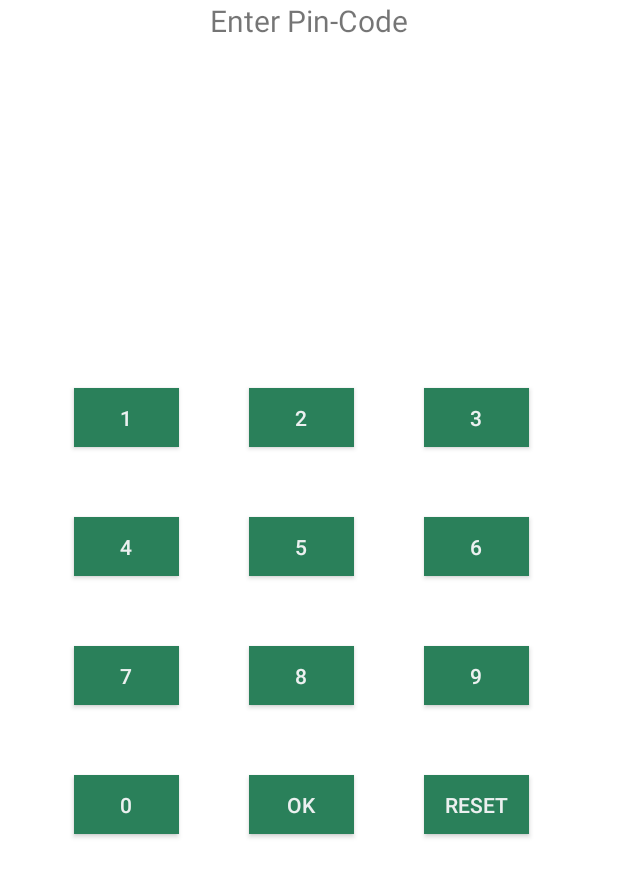
After one commit to sltn011/IU3-RPO2021, an Android app: the PinPadActivity screen opened directly, with no data from a screen before it, on a phone screen of 412 x 824 dp. The commit adds this screen. Shown: the top 877 px of the screen. Run offline under Robolectric (Android 15) with nearby library versions, the phone set to English and light mode, and no system bars; 2 statements that could not run were skipped.

Commit message:
Lab 3 files

```diff
--- a/fclient/project/app/build.gradle
+++ b/fclient/project/app/build.gradle
@@ -47,6 +47,7 @@ dependencies {
     implementation 'androidx.appcompat:appcompat:1.2.0'
     implementation 'com.google.android.material:material:1.3.0'
     implementation 'androidx.constraintlayout:constraintlayout:2.0.4'
+    implementation 'apache-codec:commons-codec:1.2'
     testImplementation 'junit:junit:4.+'
     androidTestImplementation 'androidx.test.ext:junit:1.1.2'
     androidTestImplementation 'androidx.test.espresso:espresso-core:3.3.0'
--- a/fclient/project/app/src/main/AndroidManifest.xml
+++ b/fclient/project/app/src/main/AndroidManifest.xml
@@ -16,6 +16,7 @@
                 <category android:name="android.intent.category.LAUNCHER" />
             </intent-filter>
         </activity>
+        <activity android:name=".PinPadActivity"/>
     </application>
 
 </manifest>
--- /dev/null
+++ b/fclient/project/app/src/main/java/ru/iu3/labs/fclient/PinPadActivity.java
@@ -0,0 +1,70 @@
+package ru.iu3.labs.fclient;
+
+import android.content.Intent;
+import android.os.Bundle;
+import android.view.View;
+import android.widget.Button;
+import android.widget.TextView;
+
+public class PinPadActivity extends android.app.Activity {
+    TextView textView;
+    String pin = "";
+
+    private static final int[] numeredButtonsIDs = {
+            R.id.btnKey0,
+            R.id.btnKey1,
+            R.id.btnKey2,
+            R.id.btnKey3,
+            R.id.btnKey4,
+            R.id.btnKey5,
+            R.id.btnKey6,
+            R.id.btnKey7,
+            R.id.btnKey8,
+            R.id.btnKey9,
+    };
+
+    @Override
+    protected void onCreate(Bundle savedInstance){
+        super.onCreate(savedInstance);
+        setContentView(R.layout.activity_pinpad);
+
+        textView = findViewById(R.id.txtPin);
+
+        shuffleKeys();
+
+        findViewById(R.id.btnKeyOK).setOnClickListener((View) -> {
+            Intent intent = new Intent();
+            intent.putExtra("pin", pin);
+            setResult(RESULT_OK, intent);
+            finish();
+        });
+
+        findViewById(R.id.btnKeyReset).setOnClickListener((View) -> {
+            pin = "";
+            textView.setText(pin);
+        });
+
+        for (int id : numeredButtonsIDs) {
+            findViewById(id).setOnClickListener((View v) -> {
+                String key = ((TextView)v).getText().toString();
+                int size = pin.length();
+                if (size < 4) {
+                    pin += key;
+                    textView.setText("****".substring(3-size));
+                }
+            });
+        }
+    }
+
+    protected void shuffleKeys(){
+        byte[] random = MainActivity.randomBytes(numeredButtonsIDs.length);
+        for (int i = 0; i < random.length; ++i) {
+            int idx = (random[i] & 0xFF) % 10;
+            Button rndButton = ((Button)findViewById(numeredButtonsIDs[idx]));
+            Button orig = ((Button)findViewById(numeredButtonsIDs[i]));
+            CharSequence txt = rndButton.getText();
+            rndButton.setText(orig.getText());
+            orig.setText(txt);
+        }
+    }
+}
--- /dev/null
+++ b/fclient/project/app/src/main/res/layout/activity_pinpad.xml
@@ -0,0 +1,93 @@
+<?xml version="1.0" encoding="utf-8"?>
+<LinearLayout xmlns:android="http://schemas.android.com/apk/res/android"
+    android:layout_width="match_parent"
+    android:layout_height="match_parent"
+    android:orientation="vertical">
+
+    <TextView
+        android:layout_width="match_parent"
+        android:layout_height="wrap_content"
+        android:text="Enter Pin-Code"
+        android:textAlignment="center"
+        android:textSize="20dp" />
+
+    <TextView
+        android:id="@+id/txtPin"
+        android:layout_width="match_parent"
+        android:layout_height="wrap_content"
+        android:text=""
+        android:textAlignment="center"
+        android:textSize="28dp" />
+
+    <GridLayout
+        android:id="@+id/buttons"
+        android:layout_width="360dp"
+        android:layout_height="397dp"
+        android:layout_gravity="center"
+        android:layout_margin="170dp"
+        android:columnCount="3"
+        android:orientation="horizontal"
+        android:rowCount="4">
+
+        <Button
+            android:id="@+id/btnKey1"
+            style="@style/Button"
+            android:text="1" />
+
+        <Button
+            android:id="@+id/btnKey2"
+            style="@style/Button"
+            android:text="2" />
+
+        <Button
+            android:id="@+id/btnKey3"
+            style="@style/Button"
+            android:text="3" />
+
+        <Button
+            android:id="@+id/btnKey4"
+            style="@style/Button"
+            android:text="4" />
+
+        <Button
+            android:id="@+id/btnKey5"
+            style="@style/Button"
+            android:text="5" />
+
+        <Button
+            android:id="@+id/btnKey6"
+            style="@style/Button"
+            android:text="6" />
+
+        <Button
+            android:id="@+id/btnKey7"
+            style="@style/Button"
+            android:text="7" />
+
+        <Button
+            android:id="@+id/btnKey8"
+            style="@style/Button"
+            android:text="8" />
+
+        <Button
+            android:id="@+id/btnKey9"
+            style="@style/Button"
+            android:text="9" />
+
+        <Button
+            android:id="@+id/btnKey0"
+            style="@style/Button"
+            android:text="0" />
+
+        <Button
+            android:id="@+id/btnKeyOK"
+            style="@style/Button"
+            android:text="OK" />
+
+        <Button
+            android:id="@+id/btnKeyReset"
+            style="@style/Button"
+            android:text="Reset" />
+    </GridLayout>
+
+</LinearLayout>
--- /dev/null
+++ b/fclient/project/app/src/main/res/values/styles.xml
@@ -0,0 +1,17 @@
+<?xml version="1.0" encoding="utf-8"?>
+
+<resources>
+
+    <style name="Button">
+        <item name="android:textColor">#ecf0f0</item>
+        <item name="android:padding">10dp</item>
+        <item name="android:minWidth">70dp</item>
+        <item name="android:minHeight">36dp</item>
+        <item name="android:layout_margin">23dp</item>
+        <item name="android:elevation">1dp</item>
+        <item name="android:translationZ">1dp</item>
+        <item name="android:background">#2a805a</item>
+    </style>
+
+
+</resources>
```
Also changed, not shown: fclient/project/app/src/main/java/ru/iu3/labs/fclient/MainActivity.java (+52 -22 lines), fclient/project/app/src/main/res/layout/activity_main.xml (+32 -6 lines), 1 other file.
